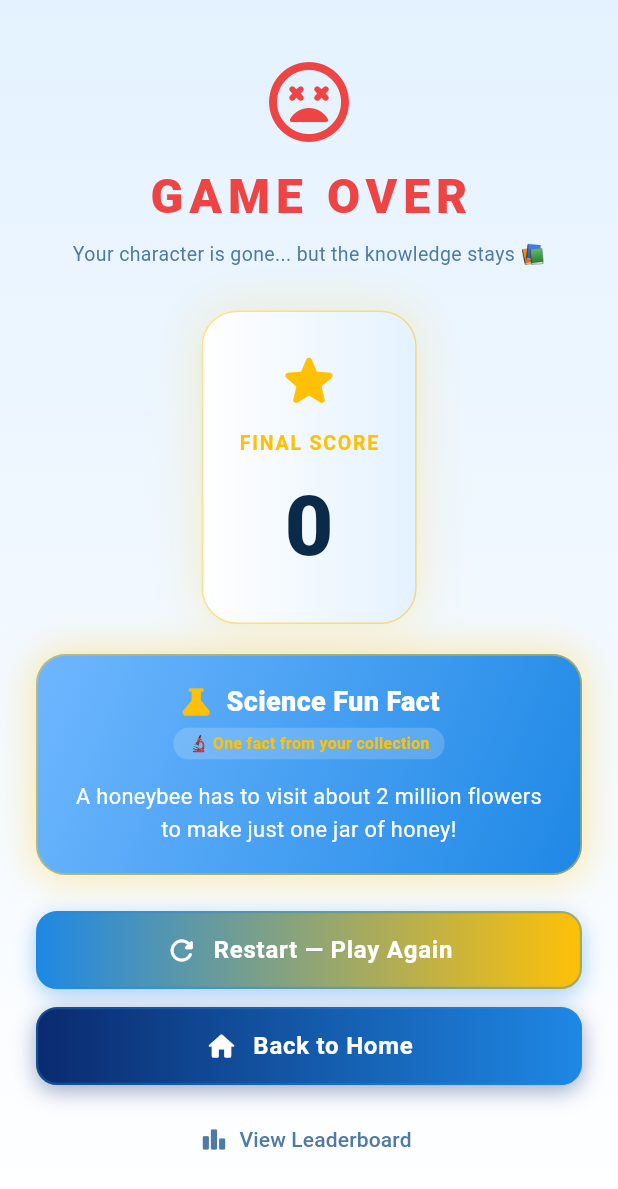
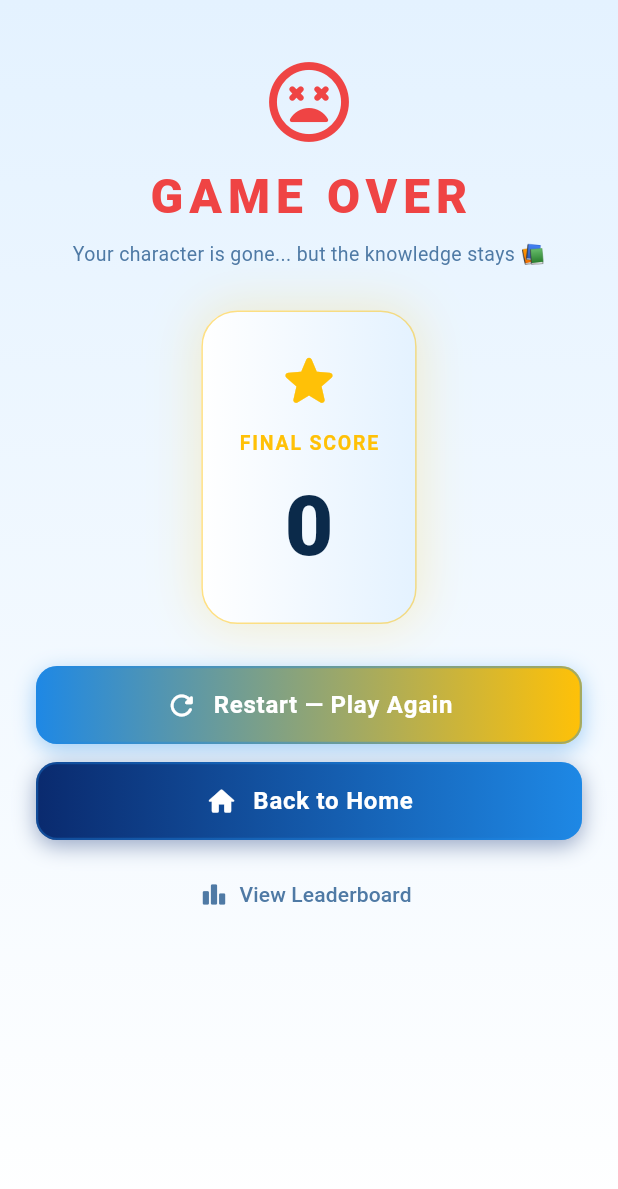
Before and after one commit to Delixx07/JumPedia, a Flutter app: the GameOverScreen screen opened by its route, on a phone screen of 412 x 824 dp. Shown: the top 1189 px of the screen. Run offline on Flutter 3.47's test engine with Material 3 defaults, Android fonts, the phone set to English and light mode, and no system bars; our stand-ins replace cloud_firestore, firebase_analytics, firebase_auth, firebase_core, firebase_messaging, flutter_local_notifications and 5 more; missing offline and left inert: flame, flame_audio; accounts and stored records are empty.

Commit message:
delete funfact in gameover screen

```diff
--- a/lib/presentation/screens/game_over_screen.dart
+++ b/lib/presentation/screens/game_over_screen.dart
@@ -1,11 +1,8 @@
-import 'dart:math';
-
 import 'package:flutter/material.dart';
 import 'package:flutter_riverpod/flutter_riverpod.dart';
 import 'package:go_router/go_router.dart';
 
 import '../../core/constants/app_colors.dart';
-import '../../providers/collected_fact_provider.dart';
 import '../../providers/score_provider.dart';
 import '../widgets/sdg_button.dart';
 
@@ -13,18 +10,7 @@ import '../widgets/sdg_button.dart';
 /// GAME OVER SCREEN — JumPedia
 /// ═══════════════════════════════════════
 /// Ditampilkan setelah player meninggal (HP = 0 atau jatuh).
-/// Memberikan: skor akhir, fun fact bonus (salah satu fakta IPA yang
-/// dikoleksi pemain), dan opsi untuk Restart (main lagi) atau Back Home.
-
-/// Fallback fun facts IPA untuk anak SD, jika koleksi pemain masih kosong.
-const _fallbackFacts = [
-  'A honeybee has to visit about 2 million flowers to make just one jar of '
-      'honey!',
-  'Your heart beats around 100,000 times every single day to keep your '
-      'blood moving.',
-  'The Sun is so big that about 1.3 million Earths could fit inside it!',
-  'Sound travels about 4 times faster in water than it does in the air.',
-];
+/// Menampilkan skor akhir dan opsi Restart (main lagi) atau Back Home.
 
 class GameOverScreen extends ConsumerWidget {
   const GameOverScreen({super.key});
@@ -32,7 +18,6 @@ class GameOverScreen extends ConsumerWidget {
   @override
   Widget build(BuildContext context, WidgetRef ref) {
     final finalScore = ref.read(scoreProvider);
-    final factsAsync = ref.watch(collectedFactsStreamProvider);
 
     return Scaffold(
       body: Container(
@@ -133,12 +118,7 @@ class GameOverScreen extends ConsumerWidget {
                   ),
                 ),
 
-                const SizedBox(height: 20),
-
-                // ─── Checkpoint Reward: Fun Fact ─────
-                _FunFactReward(factsAsync: factsAsync),
-
-                const SizedBox(height: 24),
+                const SizedBox(height: 28),
 
                 // ─── Action Buttons ──────────────────
                 SdgButton(
@@ -176,110 +156,3 @@ class GameOverScreen extends ConsumerWidget {
     );
   }
 }
-
-/// Kartu reward berisi fun fact acak — diberikan setelah game over
-/// sebagai "checkpoint terakhir" agar pemain tetap mendapat edukasi.
-class _FunFactReward extends StatelessWidget {
-  final AsyncValue factsAsync;
-  const _FunFactReward({required this.factsAsync});
-
-  String _pickFact(dynamic asyncValue) {
-    final rng = Random();
-    return factsAsync.maybeWhen(
-      data: (facts) {
-        if (facts is List && facts.isNotEmpty) {
-          final picked = facts[rng.nextInt(facts.length)];
-          // FunFactModel.content
-          try {
-            return picked.content as String;
-          } catch (_) {
-            return _fallbackFacts[rng.nextInt(_fallbackFacts.length)];
-          }
-        }
-        return _fallbackFacts[rng.nextInt(_fallbackFacts.length)];
-      },
-      orElse: () => _fallbackFacts[rng.nextInt(_fallbackFacts.length)],
-    );
-  }
-
-  @override
-  Widget build(BuildContext context) {
-    final isLoading = factsAsync.isLoading;
-    final factText = isLoading ? null : _pickFact(factsAsync);
-
-    return Container(
-      width: double.infinity,
-      padding: const EdgeInsets.all(18),
-      decoration: BoxDecoration(
-        gradient: AppColors.accentCardGradient,
-        borderRadius: BorderRadius.circular(20),
-        border: Border.all(
-          color: AppColors.accent.withValues(alpha: 0.5),
-          width: 1.2,
-        ),
-        boxShadow: [
-          BoxShadow(
-            color: AppColors.accent.withValues(alpha: 0.35),
-            blurRadius: 22,
-            spreadRadius: 2,
-          ),
-        ],
-      ),
-      child: Column(
-        children: [
-          const Row(
-            mainAxisAlignment: MainAxisAlignment.center,
-            children: [
-              Icon(Icons.science_rounded, color: AppColors.warn, size: 24),
-              SizedBox(width: 8),
-              Text(
-                'Science Fun Fact',
-                style: TextStyle(
-                  color: Colors.white,
-                  fontSize: 18,
-                  fontWeight: FontWeight.w800,
-                ),
-              ),
-            ],
-          ),
-          const SizedBox(height: 4),
-          Container(
-            padding:
-                const EdgeInsets.symmetric(horizontal: 10, vertical: 3),
-            decoration: BoxDecoration(
-              color: Colors.white.withValues(alpha: 0.18),
-              borderRadius: BorderRadius.circular(10),
-            ),
-            child: const Text(
-              '🔬 One fact from your collection',
-              style: TextStyle(
-                color: AppColors.warn,
-                fontSize: 10.5,
-                fontWeight: FontWeight.w700,
-              ),
-            ),
-          ),
-          const SizedBox(height: 14),
-          if (isLoading)
-            const Padding(
-              padding: EdgeInsets.symmetric(vertical: 12),
-              child: CircularProgressIndicator(
-                color: AppColors.primary,
-                strokeWidth: 2.5,
-              ),
-            )
-          else
-            Text(
-              factText ?? '',
-              textAlign: TextAlign.center,
-              style: const TextStyle(
-                color: Colors.white,
-                fontSize: 14.5,
-                height: 1.5,
-              ),
-            ),
-        ],
-      ),
-    );
-  }
-}
```
